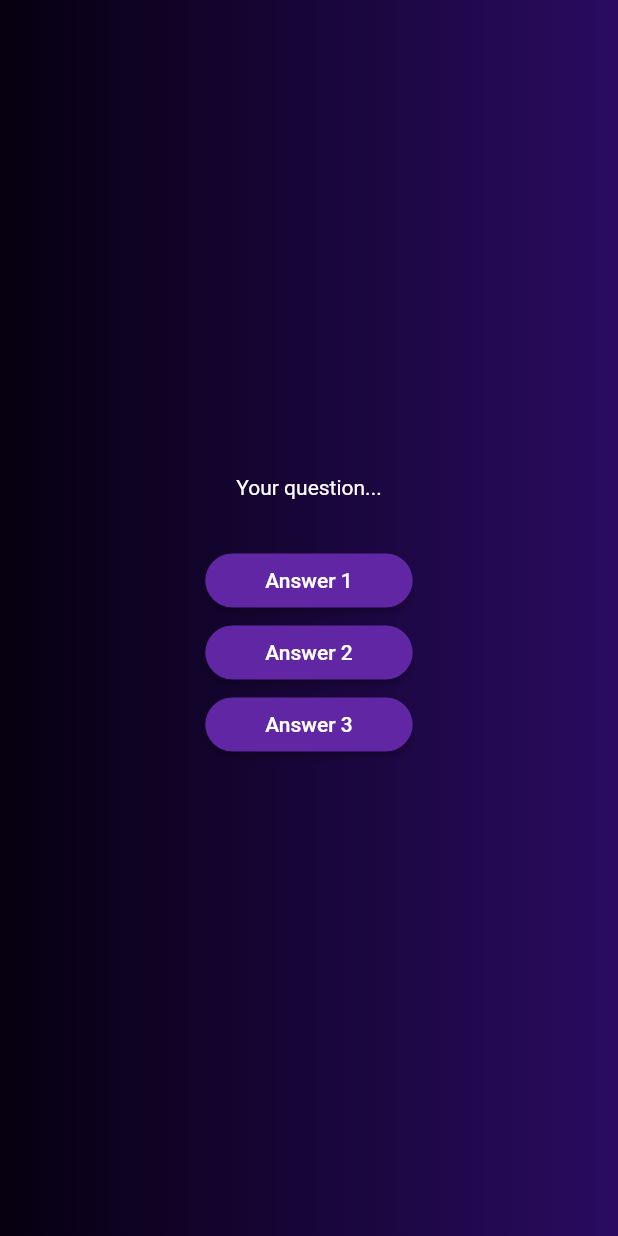
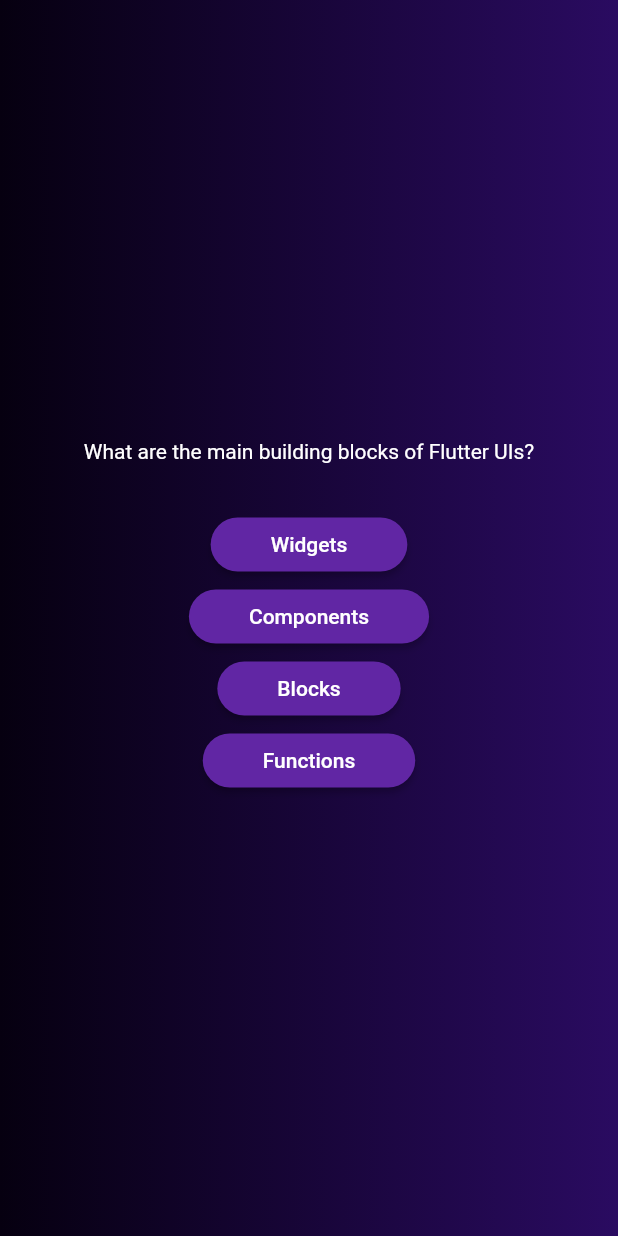
Before and after one commit to wemali05/flutter_advanced, a Flutter app: the screen it shows after launch, after a tap on "Start Quiz", on a phone screen of 412 x 824 dp. Run offline on Flutter 3.47's test engine with Material 2 defaults, Android fonts, the phone set to English and light mode, and no system bars.

Commit message:
mapping list content

```diff
--- a/lib/question_screen.dart
+++ b/lib/question_screen.dart
@@ -1,5 +1,6 @@
 import 'package:flutter/material.dart';
 import 'package:advanced_basics/answer_button.dart';
+import 'package:advanced_basics/data/questions.dart';
 
 class QuestionScreen extends StatefulWidget {
   const QuestionScreen({super.key});
@@ -11,6 +12,8 @@
 }
 
 class _QuestionScreenState extends State<QuestionScreen> {
+  final currentQuestion = questions[0];
+
   @override
   Widget build(context) {
     return SizedBox(
@@ -18,13 +21,16 @@
       child: Column(
         mainAxisAlignment: MainAxisAlignment.center,
         children: [
-          const Text('Your question...', style: TextStyle(color: Colors.white),),
+          Text(
+            currentQuestion.text,
+            style: const TextStyle(color: Colors.white),
+          ),
           const SizedBox(
             height: 30,
           ),
-          AnswerButton(onTap: () {}, answer: 'Answer 1'),
-          AnswerButton(onTap: () {}, answer: 'Answer 2'),
-          AnswerButton(onTap: () {}, answer: 'Answer 3'),
+          ...currentQuestion.answers.map((answer) {
+            return AnswerButton(onTap: () {}, answer: answer);
+          })
         ],
       ),
     );
```
